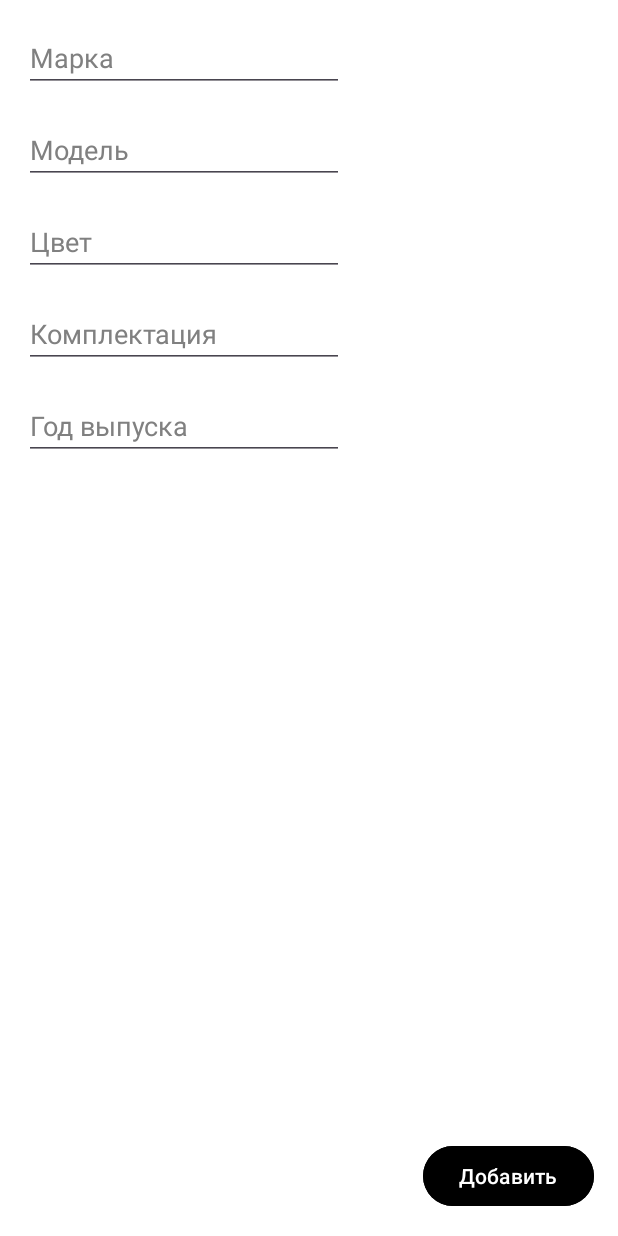
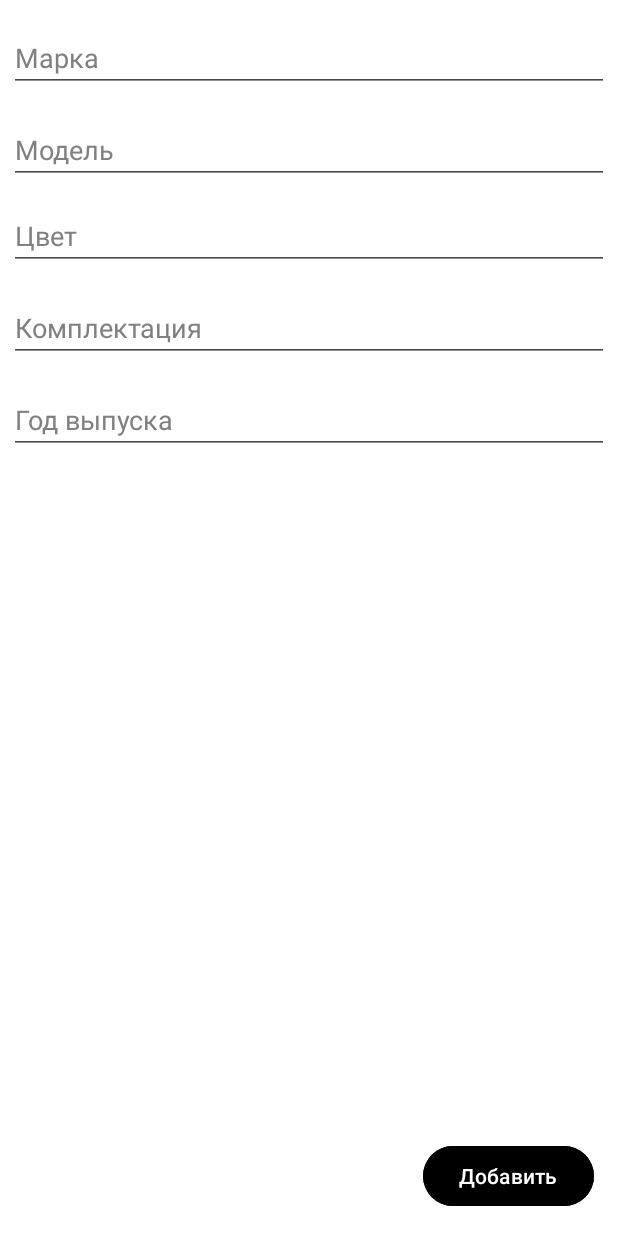
Before and after one commit to Mafit1/Car_Showroom, an Android app: the screen it shows after launch once a user with an empty profile is signed in (MainActivity), after a tap on "Добавить", on a phone screen of 412 x 824 dp. Run offline under Robolectric (Android 15) with nearby library versions, the phone set to English and light mode, and no system bars; our stand-ins replace Firebase (no records; nobody signed in at launch, a user with empty details on screens opened directly).

Commit message:
подправил layout addcar

```diff
--- a/app/src/main/res/layout/fragment_add_car.xml
+++ b/app/src/main/res/layout/fragment_add_car.xml
@@ -9,71 +9,81 @@
 
     <EditText
         android:id="@+id/edit_text_maker"
-        android:layout_width="wrap_content"
+        android:layout_width="400dp"
         android:layout_height="wrap_content"
-        android:layout_marginStart="16dp"
+        android:layout_marginStart="5dp"
         android:layout_marginTop="16dp"
+        android:layout_marginEnd="5dp"
         android:ems="10"
         android:hint="Марка"
         android:inputType="text"
+        android:textColor="@color/black"
         android:textColorHint="@color/grey"
-        android:textColor="@color/black"
+        app:layout_constraintEnd_toEndOf="parent"
         app:layout_constraintStart_toStartOf="parent"
         app:layout_constraintTop_toTopOf="parent" />
 
     <EditText
         android:id="@+id/edit_text_color"
-        android:layout_width="wrap_content"
+        android:layout_width="400dp"
         android:layout_height="wrap_content"
-        android:layout_marginStart="16dp"
-        android:layout_marginTop="16dp"
+        android:layout_marginStart="5dp"
+        android:layout_marginTop="12dp"
+        android:layout_marginEnd="5dp"
         android:ems="10"
         android:hint="Цвет"
         android:inputType="text"
+        android:textColor="@color/black"
         android:textColorHint="@color/grey"
-        android:textColor="@color/black"
+        app:layout_constraintEnd_toEndOf="parent"
         app:layout_constraintStart_toStartOf="parent"
         app:layout_constraintTop_toBottomOf="@+id/edit_text_model" />
 
     <EditText
         android:id="@+id/edit_text_model"
-        android:layout_width="wrap_content"
+        android:layout_width="400dp"
         android:layout_height="wrap_content"
-        android:layout_marginStart="16dp"
+        android:layout_marginStart="5dp"
         android:layout_marginTop="16dp"
+        android:layout_marginEnd="5dp"
         android:ems="10"
         android:hint="Модель"
         android:inputType="text"
+        android:textColor="@color/black"
         android:textColorHint="@color/grey"
-        android:textColor="@color/black"
+        app:layout_constraintEnd_toEndOf="parent"
         app:layout_constraintStart_toStartOf="parent"
         app:layout_constraintTop_toBottomOf="@+id/edit_text_maker" />
 
     <EditText
         android:id="@+id/edit_text_configuration"
-        android:layout_width="wrap_content"
+        android:layout_width="400dp"
         android:layout_height="wrap_content"
-        android:layout_marginStart="16dp"
+        android:layout_marginStart="5dp"
         android:layout_marginTop="16dp"
+        android:layout_marginEnd="5dp"
         android:ems="10"
         android:hint="Комплектация"
         android:inputType="text"
+        android:textColor="@color/black"
         android:textColorHint="@color/grey"
-        android:textColor="@color/black"
+        app:layout_constraintEnd_toEndOf="parent"
         app:layout_constraintStart_toStartOf="parent"
         app:layout_constraintTop_toBottomOf="@+id/edit_text_color" />
 
     <EditText
         android:id="@+id/edit_text_year"
-        android:layout_width="wrap_content"
+        android:layout_width="400dp"
         android:layout_height="wrap_content"
-        android:layout_marginStart="16dp"
+        android:layout_marginStart="5dp"
         android:layout_marginTop="16dp"
+        android:layout_marginEnd="5dp"
         android:ems="10"
         android:hint="Год выпуска"
         android:inputType="text"
+        android:textColor="@color/black"
         android:textColorHint="@color/grey"
-        android:textColor="@color/black"
+        app:layout_constraintEnd_toEndOf="parent"
         app:layout_constraintStart_toStartOf="parent"
         app:layout_constraintTop_toBottomOf="@+id/edit_text_configuration" />
 
```
